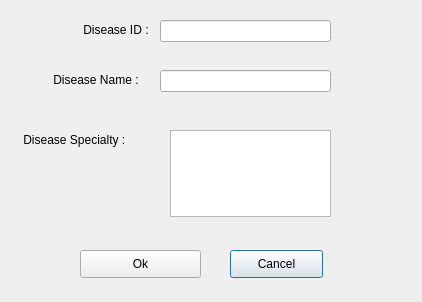
The window that newDesign/diseaseAdd.ui (SPRYK/DatabaseProject) describes before a commit, drawn with Qt 5.
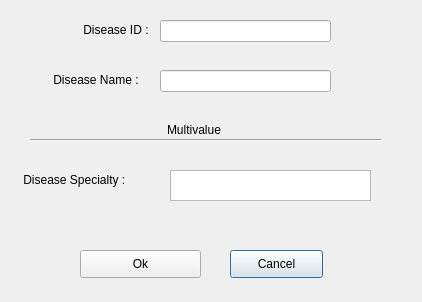
The same window after the commit.

```diff
--- a/newDesign/diseaseAdd.ui
+++ b/newDesign/diseaseAdd.ui
@@ -89,7 +89,7 @@
    <property name="geometry">
     <rect>
      <x>20</x>
-     <y>130</y>
+     <y>170</y>
      <width>131</width>
      <height>20</height>
     </rect>
@@ -102,11 +102,37 @@
    <property name="geometry">
     <rect>
      <x>170</x>
+     <y>170</y>
+     <width>201</width>
+     <height>31</height>
+    </rect>
+   </property>
+  </widget>
+  <widget class="QLabel" name="label_10">
+   <property name="geometry">
+    <rect>
+     <x>167</x>
+     <y>120</y>
+     <width>61</width>
+     <height>20</height>
+    </rect>
+   </property>
+   <property name="text">
+    <string>Multivalue</string>
+   </property>
+  </widget>
+  <widget class="Line" name="line">
+   <property name="geometry">
+    <rect>
+     <x>30</x>
      <y>130</y>
-     <width>161</width>
-     <height>87</height>
+     <width>351</width>
+     <height>20</height>
     </rect>
    </property>
+   <property name="orientation">
+    <enum>Qt::Horizontal</enum>
+   </property>
   </widget>
  </widget>
  <resources/>
```
